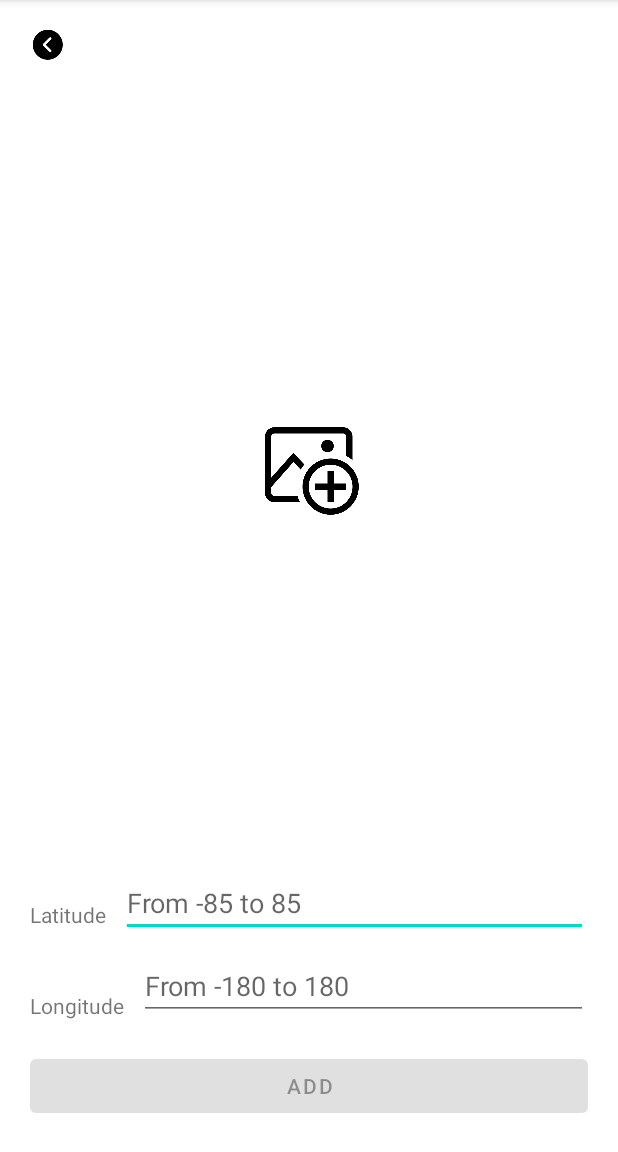
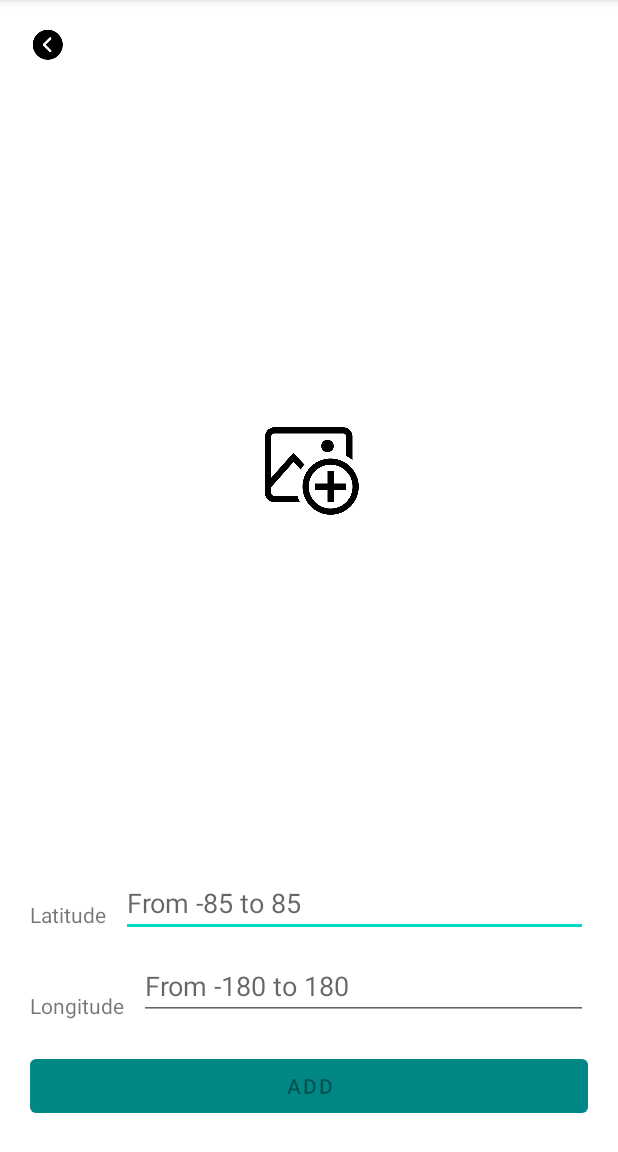
Before and after one commit to mayenchtesting/Projecte-Maps, an Android app: the AddImageActivity screen opened directly, with no data from a screen before it, on a phone screen of 412 x 824 dp, the part 84-1236 px from its top. Run offline under Robolectric (Android 15) with nearby library versions, the phone set to English and light mode, and no system bars; 1 statement that could not run was skipped.

Commit message:
correccion merge

```diff
--- a/app/src/main/java/com/dam2/m08/Llamadas/AppImageCRUD.java
+++ b/app/src/main/java/com/dam2/m08/Llamadas/AppImageCRUD.java
@@ -48,7 +48,6 @@ public class AppImageCRUD {
     public void update(AppImage appImage, OnCompleteListener<Void> onComplete) {
         Map<String, Object> document = new HashMap<>();
         document.put(FIELD_ID, appImage.getId());
-        //document.put(FIELD_THUMBNAIL, appImage.getImageString());
         document.put(FIELD_LATITUDE, appImage.getLocation().latitude);
         document.put(FIELD_LONGITUDE, appImage.getLocation().longitude);
         document.put(FIELD_DATE, appImage.getDate().format(Utils.dtf));
--- a/app/src/main/java/com/dam2/m08/MapsActivity.java
+++ b/app/src/main/java/com/dam2/m08/MapsActivity.java
@@ -11,6 +11,7 @@ import android.content.Intent;
 import android.content.pm.PackageManager;
 import android.graphics.Bitmap;
 import android.os.Bundle;
+import android.view.View;
 import android.widget.Button;
 import android.widget.ImageButton;
 
@@ -34,7 +35,7 @@ public class MapsActivity extends FragmentActivity implements OnMapReadyCallback
 
     Button btnLogOut;
     ImageButton btnOpenCamera;
-    private int ACCES_LOCATION_REQUEST_CODE = 10001;
+    private final int ACCES_LOCATION_REQUEST_CODE = 10001;
     FusedLocationProviderClient fusedLocationProviderClient;
     FirebaseAuth mAuth;
     private GoogleMap mMap;
@@ -55,6 +56,8 @@ public class MapsActivity extends FragmentActivity implements OnMapReadyCallback
 
         btnOpenCamera = findViewById(R.id.btnOpenCamera);
         btnLogOut = findViewById(R.id.btnLogout);
+        btnLogOut.setEnabled(false);
+        btnLogOut.setVisibility(View.INVISIBLE);
         mAuth = FirebaseAuth.getInstance();
 
         btnOpenCamera.setOnClickListener(v -> startActivity(new Intent(MapsActivity.this, CameraActivity.class)));
@@ -127,7 +130,6 @@ public class MapsActivity extends FragmentActivity implements OnMapReadyCallback
                 enableUserLocation();
                 zoomToUserLocation();
             }
-            else {}
         }
     }
 
--- a/app/src/main/java/com/dam2/m08/Utils.java
+++ b/app/src/main/java/com/dam2/m08/Utils.java
@@ -95,7 +95,8 @@ public class Utils {
     }
 
     public static void getCurrentUserLocation(FusedLocationProviderClient client, Context context, OnCompleteListener<Location> onComplete) {
-        if (ActivityCompat.checkSelfPermission(context, Manifest.permission.ACCESS_FINE_LOCATION) != PackageManager.PERMISSION_GRANTED && ActivityCompat.checkSelfPermission(context, Manifest.permission.ACCESS_COARSE_LOCATION) != PackageManager.PERMISSION_GRANTED) {
+        if (ActivityCompat.checkSelfPermission(context, Manifest.permission.ACCESS_FINE_LOCATION) != PackageManager.PERMISSION_GRANTED &&
+                ActivityCompat.checkSelfPermission(context, Manifest.permission.ACCESS_COARSE_LOCATION) != PackageManager.PERMISSION_GRANTED) {
             ActivityCompat.requestPermissions((Activity) context, new String[] {Manifest.permission.ACCESS_FINE_LOCATION}, 0);
             return;
         }
--- a/app/src/main/res/layout/activity_add_image.xml
+++ b/app/src/main/res/layout/activity_add_image.xml
@@ -1,7 +1,6 @@
 <?xml version="1.0" encoding="utf-8"?>
 <androidx.constraintlayout.widget.ConstraintLayout xmlns:android="http://schemas.android.com/apk/res/android"
     xmlns:app="http://schemas.android.com/apk/res-auto"
-    xmlns:tools="http://schemas.android.com/tools"
     android:layout_width="match_parent"
     android:layout_height="match_parent">
 
@@ -47,7 +46,8 @@
         app:layout_constraintEnd_toEndOf="parent"
         app:layout_constraintStart_toStartOf="parent"
         app:layout_constraintTop_toTopOf="parent"
-        app:layout_constraintVertical_bias="1.0" />
+        app:layout_constraintVertical_bias="1.0"
+        app:backgroundTint="@color/teal_700" />
 
     <TextView
         android:id="@+id/lblLat"
```
